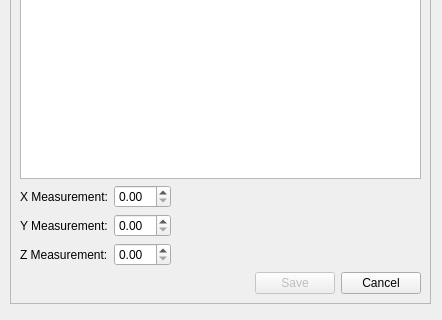
First picture: the form in src/lda_nsp2/views/lda_vortex_histogram_edit_dialog.ui, repository EmmadeJager/LDA-NSP2, before the edit; both pictures show x 0 to 442 and y 347 to 667 of the 442 by 667 pixel window.
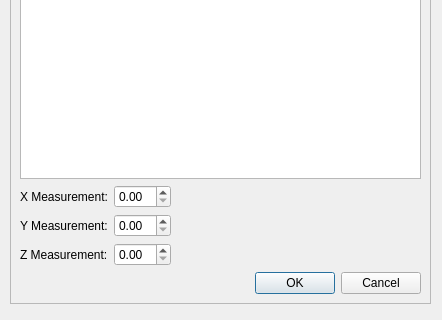
Second picture: the form after the edit.

Commit message: Added High and Lowpass filters for histogram filtering

What changed in the file:
```diff
--- a/src/lda_nsp2/views/lda_vortex_histogram_edit_dialog.ui
+++ b/src/lda_nsp2/views/lda_vortex_histogram_edit_dialog.ui
@@ -126,19 +126,12 @@
        </spacer>
       </item>
       <item>
-       <widget class="QPushButton" name="edit_histogram_save_button">
-        <property name="enabled">
+       <widget class="QDialogButtonBox" name="histogram_edit_buttonbox">
+        <property name="standardButtons">
+         <set>QDialogButtonBox::StandardButton::Cancel|QDialogButtonBox::StandardButton::Ok</set>
+        </property>
+        <property name="centerButtons">
          <bool>false</bool>
-        </property>
-        <property name="text">
-         <string>Save</string>
-        </property>
-       </widget>
-      </item>
-      <item>
-       <widget class="QPushButton" name="edit_histogram_cancel_button">
-        <property name="text">
-         <string>Cancel</string>
         </property>
        </widget>
       </item>
```
The commit also changes 6 other files.
